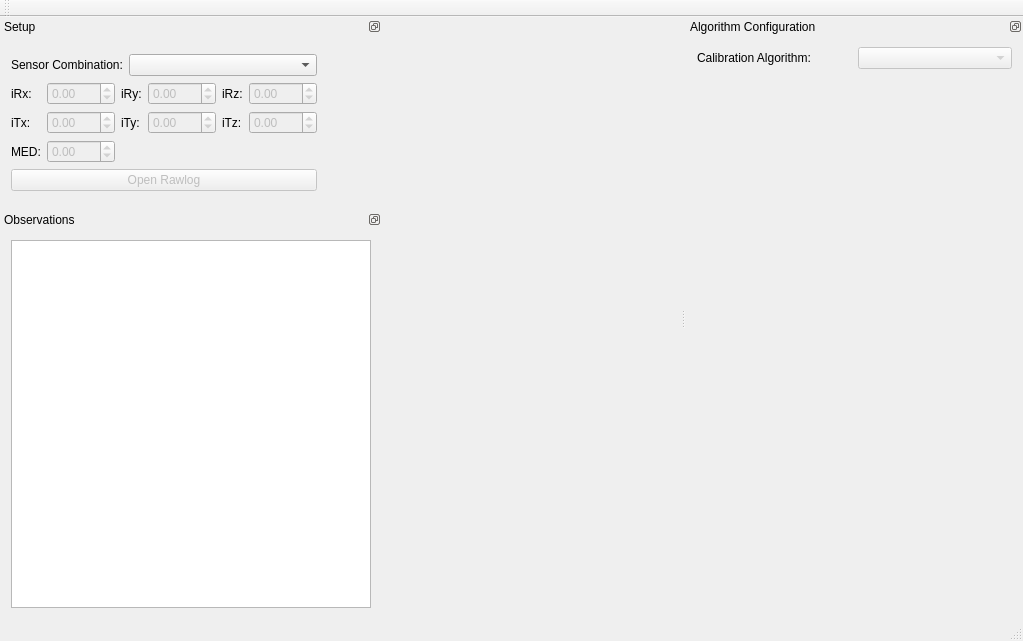
The window that gui/CMainWindow.ui (MRPT/autocalib-sensor-extrinsics) describes before a commit, drawn with Qt 5.
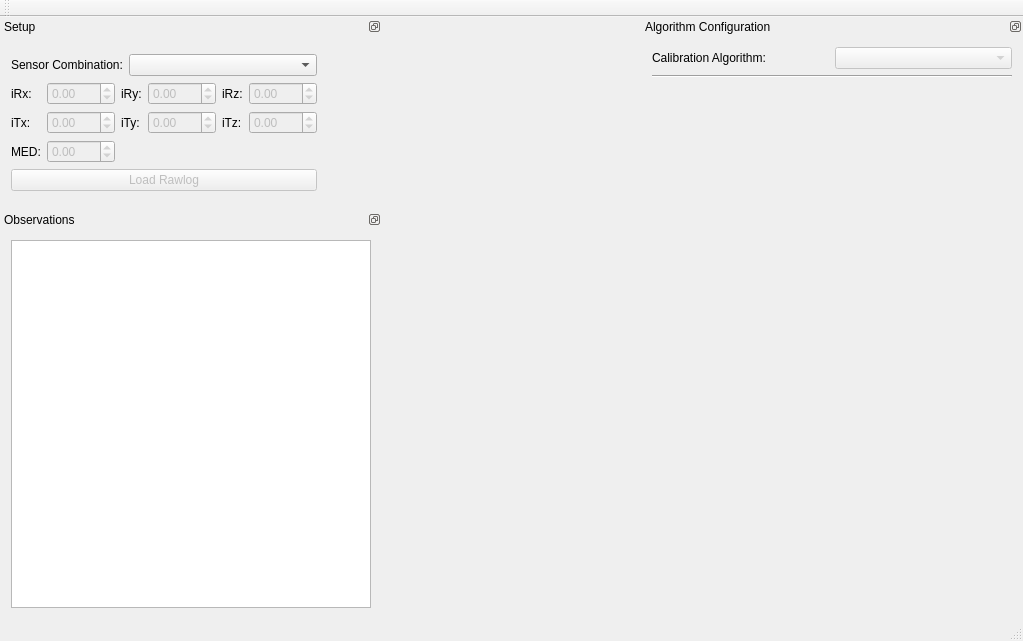
The same window after the commit. Custom widgets are drawn as their Qt base class.

The edit to the form file:
```diff
--- a/gui/CMainWindow.ui
+++ b/gui/CMainWindow.ui
@@ -281,7 +281,7 @@
         <bool>false</bool>
        </property>
        <property name="text">
-        <string>Open Rawlog</string>
+        <string>Load Rawlog</string>
        </property>
        <property name="autoDefault">
         <bool>false</bool>
@@ -319,10 +319,16 @@
    </widget>
   </widget>
   <widget class="QDockWidget" name="config_dockwidget">
+   <property name="sizePolicy">
+    <sizepolicy hsizetype="Preferred" vsizetype="Preferred">
+     <horstretch>0</horstretch>
+     <verstretch>0</verstretch>
+    </sizepolicy>
+   </property>
    <property name="minimumSize">
     <size>
-     <width>337</width>
-     <height>257</height>
+     <width>382</width>
+     <height>79</height>
     </size>
    </property>
    <property name="accessibleName">
@@ -338,6 +344,24 @@
     <number>2</number>
    </attribute>
    <widget class="QWidget" name="config_dockwidget_contents">
+    <property name="sizePolicy">
+     <sizepolicy hsizetype="Fixed" vsizetype="Preferred">
+      <horstretch>0</horstretch>
+      <verstretch>0</verstretch>
+     </sizepolicy>
+    </property>
+    <property name="minimumSize">
+     <size>
+      <width>0</width>
+      <height>0</height>
+     </size>
+    </property>
+    <property name="maximumSize">
+     <size>
+      <width>382</width>
+      <height>16777215</height>
+     </size>
+    </property>
     <property name="accessibleName">
      <string>config_content</string>
     </property>
@@ -370,6 +394,13 @@
        </item>
       </layout>
      </item>
+     <item>
+      <widget class="Line" name="line">
+       <property name="orientation">
+        <enum>Qt::Horizontal</enum>
+       </property>
+      </widget>
+     </item>
      <item>
       <spacer name="verticalSpacer">
        <property name="orientation">
```
Left out of the diff: 10 changed lines with no effect on the pictures.
